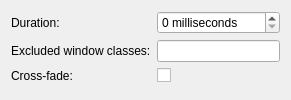
Old version of the form package/contents/ui/config.ui in the repository peterfajdiga/kwin4_effect_geometry_change.
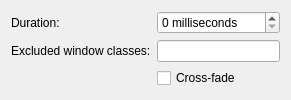
New version of the form.

Commit message: Move the text inside the checkbox

```diff
--- a/package/contents/ui/config.ui
+++ b/package/contents/ui/config.ui
@@ -48,13 +48,6 @@
     </widget>
    </item>
 
-   <item row="3" column="0">
-    <widget class="QLabel" name="label_CrossFade">
-     <property name="text">
-      <string>Cross-fade:</string>
-     </property>
-    </widget>
-   </item>
    <item row="3" column="1">
     <widget class="QCheckBox" name="kcfg_CrossFade">
      <property name="sizePolicy">
@@ -63,6 +56,9 @@
        <verstretch>0</verstretch>
       </sizepolicy>
      </property>
+    <property name="text">
+      <string>Cross-fade</string>
+     </property>
     </widget>
    </item>
   </layout>
```
